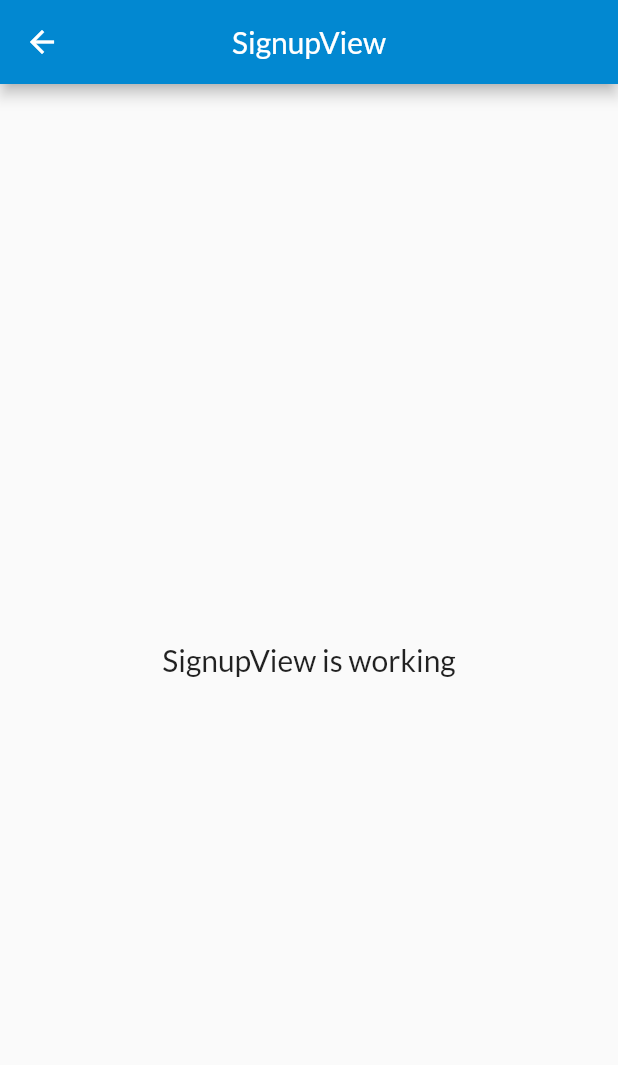
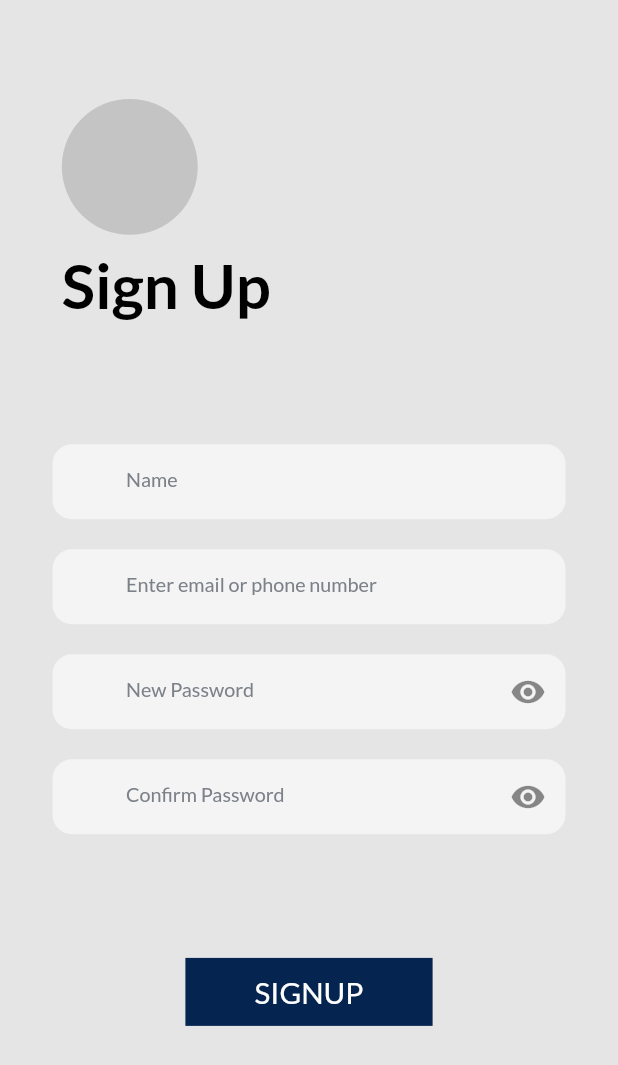
Before and after one commit to Anthrapper/Etrip, a Flutter app: the SignupView screen opened by its route, on a phone screen of 412 x 824 dp. Shown: the top 1065 px of the screen. Run offline on Flutter 3.47's test engine with Material 2 defaults, Android fonts, the phone set to English and light mode, and no system bars; our stand-ins replace get, google_fonts; missing offline and left inert: pin_entry_text_field.

Commit message:
#3 Registration View Added

```diff
--- a/lib/app/data/Constants/text_styles.dart
+++ b/lib/app/data/Constants/text_styles.dart
@@ -11,14 +11,14 @@ class CustomTextStyles {
   );
   final buttonTextStyle = TextStyle(
       color: HexColorUtils.getColorFromHex(CustomColors.textColorThree),
-      fontSize: Get.height * 0.03);
+      fontSize: Get.height * 0.024);
   final textFieldStyle = TextStyle(
       color: HexColorUtils.getColorFromHex(CustomColors.hintText),
       fontSize: Get.height * 0.016);
   final smallText = TextStyle(
       color: HexColorUtils.getColorFromHex(CustomColors.textColorOne),
-      fontSize: Get.height * 0.018);
+      fontSize: Get.height * 0.016);
   final smallButtonText = TextStyle(
       color: HexColorUtils.getColorFromHex(CustomColors.textColorTwo),
-      fontSize: Get.height * 0.018);
+      fontSize: Get.height * 0.016);
 }
--- a/lib/app/data/Widgets/customButton.dart
+++ b/lib/app/data/Widgets/customButton.dart
@@ -12,7 +12,7 @@ class CustomButton extends StatelessWidget {
   Widget build(BuildContext context) {
     return Container(
       color: HexColorUtils.getColorFromHex(CustomColors.buttonColor),
-      height: Get.height * 0.065,
+      height: Get.height * 0.055,
       width: Get.width * 0.4,
       child: FlatButton(
         onPressed: onpressed,
--- a/lib/app/modules/signup/views/signup_view.dart
+++ b/lib/app/modules/signup/views/signup_view.dart
@@ -1,21 +1,121 @@
+import 'package:etrip/app/data/Constants/colors.dart';
+import 'package:etrip/app/data/Constants/constants.dart';
+import 'package:etrip/app/data/Functions/hexcolors.dart';
+import 'package:etrip/app/data/Widgets/customform.dart';
+import 'package:etrip/app/data/Widgets/customwidgets.dart';
 import 'package:flutter/material.dart';
 import 'package:get/get.dart';
 import 'package:etrip/app/modules/signup/controllers/signup_controller.dart';
+
 
 class SignupView extends GetView<SignupController> {
   @override
   Widget build(BuildContext context) {
     return Scaffold(
-      appBar: AppBar(
-        title: Text('SignupView'),
-        centerTitle: true,
+      backgroundColor: HexColorUtils.getColorFromHex(
+        CustomColors.background,
       ),
-      body: Center(
-        child: Text(
-          'SignupView is working',
-          style: TextStyle(fontSize:20),
+      body: SafeArea(
+        child: SingleChildScrollView(
+          child: Column(
+            crossAxisAlignment: CrossAxisAlignment.start,
+            children: [
+              logo(),
+              heading(),
+              form(),
+              button(),
+            ],
+          ),
         ),
       ),
     );
   }
+
+  Widget logo() {
+    return Padding(
+      padding: EdgeInsets.fromLTRB(Get.width * 0.1, Get.height * 0.08, 0, 0),
+      child: CircleAvatar(
+        backgroundColor: HexColorUtils.getColorFromHex(
+          CustomColors.circleAvatar,
+        ),
+        radius: Get.width * 0.11,
+      ),
+    );
+  }
+
+  Widget heading() {
+    return Padding(
+      padding: EdgeInsets.fromLTRB(Get.width * 0.1, Get.height * 0.01, 0, 0),
+      child: Text(
+        'Sign Up',
+        style: CustomTextStyles().headingStyle,
+      ),
+    );
+  }
+
+  Widget button() {
+    return Center(
+      child: CustomButton(
+        text: 'SIGNUP',
+        onpressed: controller.doSignUp,
+      ),
+    );
+  }
+
+  Widget form() {
+    return Padding(
+      padding: EdgeInsets.symmetric(vertical: Get.height * 0.1),
+      child: Form(
+        key: controller.formKey,
+        child: Column(
+          children: [
+            CustomTextField(
+              suffixChecker: true,
+              controller: controller.email,
+              hintText: 'Name',
+              secureText: false,
+            ),
+            Padding(
+              padding: const EdgeInsets.fromLTRB(0, 20, 0, 0),
+              child: CustomTextField(
+                suffixChecker: true,
+                controller: controller.email,
+                hintText: 'Enter email or phone number',
+                secureText: false,
+              ),
+            ),
+            Padding(
+              padding: const EdgeInsets.only(top: 20.0),
+              child: Obx(
+                    () =>
+                    CustomTextField(
+                      obsecure: controller.obscure,
+                      icon: Icons.visibility,
+                      suffixChecker: true,
+                      controller: controller.password,
+                      hintText: 'New Password',
+                      secureText: controller.showText.value,
+                    ),
+              ),
+            ),
+            Padding(
+              padding: const EdgeInsets.only(top: 20.0),
+              child: Obx(
+                    () =>
+                    CustomTextField(
+                      obsecure: controller.obscure,
+                      icon: Icons.visibility,
+                      suffixChecker: true,
+                      controller: controller.password,
+                      hintText: 'Confirm Password',
+                      secureText: controller.showText.value,
+                    ),
+              ),
+            ),
+          ],
+        ),
+      ),
+    );
+  }
+
 }
--- a/lib/app/routes/app_pages.dart
+++ b/lib/app/routes/app_pages.dart
@@ -10,6 +10,7 @@ part 'app_routes.dart';
 class AppPages {
   static const INITIAL = Routes.HOME;
   static const LOGIN = Routes.LOGIN;
+  static const SIGNUP = Routes.SIGNUP;
 
   static final routes = [
     GetPage(
--- a/pubspec.yaml
+++ b/pubspec.yaml
@@ -22,6 +22,7 @@ environment:
 
 dependencies:
   google_fonts: 1.1.1
+  pin_entry_text_field: 0.1.4
   get: 3.15.0
   flutter:
     sdk: flutter
```
Also changed, not shown: lib/app/modules/login/views/login_view.dart (+35 -5 lines), lib/app/modules/signup/controllers/signup_controller.dart (+73 -0 lines).
